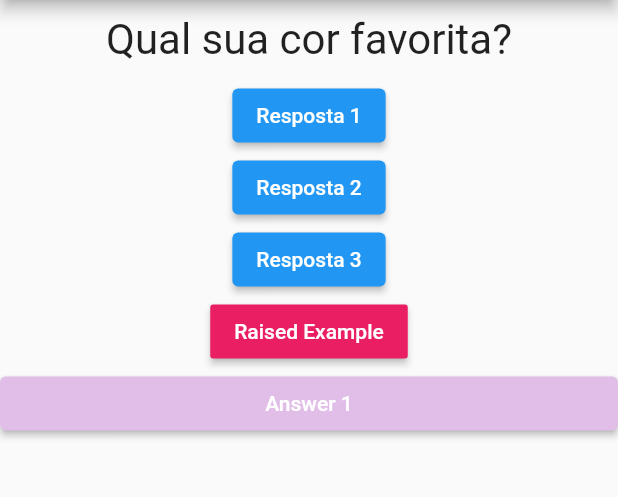
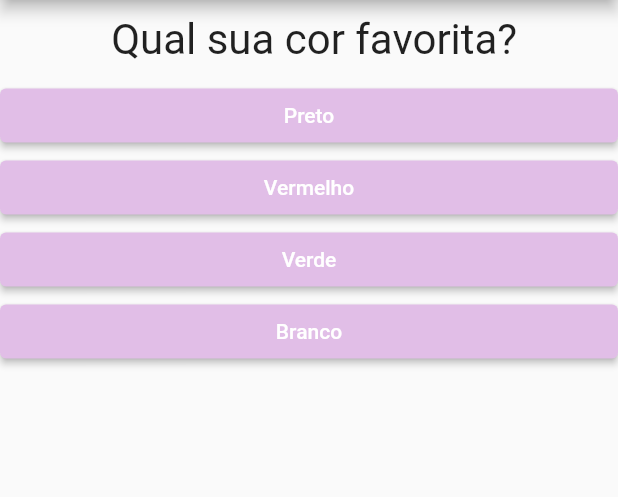
Before and after one commit to Gabones/QuizApp, a Flutter app: the screen it shows after launch, on a phone screen of 412 x 824 dp, the part 84-581 px from its top. Run offline on Flutter 3.47's test engine with Material 2 defaults, Android fonts, the phone set to English and light mode, and no system bars.

Commit message:
lesson 46

```diff
--- a/lib/answer.dart
+++ b/lib/answer.dart
@@ -2,8 +2,9 @@ import 'package:flutter/material.dart';
 
 class Answer extends StatelessWidget {
   final Function selectHandler;
+  final String answerText;
 
-  Answer(this.selectHandler);
+  Answer(this.selectHandler, this.answerText);
 
   @override
   Widget build(BuildContext context) {
@@ -13,7 +14,7 @@ class Answer extends StatelessWidget {
         style: ButtonStyle(
           backgroundColor: MaterialStateProperty.all(Colors.purple[100]),
         ),
-        child: Text('Answer 1'),
+        child: Text(answerText),
         onPressed: selectHandler,
       ),
     );
--- a/lib/main.dart
+++ b/lib/main.dart
@@ -25,9 +25,19 @@ class _MyAppState extends State<MyApp> {
 
   @override
   Widget build(BuildContext context) {
-    List<String> questions = [
-      'Qual sua cor favorita?',
-      'Qual seu animal preferido?'
+    List<Map> questions = [
+      {
+        'questionText':' Qual sua cor favorita?',
+        'answer': ['Preto', 'Vermelho', 'Verde', 'Branco']
+      },
+      {
+        'questionText':'Qual seu animal preferido?',
+        'answer': ['Coelho', 'Cobra', 'Elefante', 'Leão']
+      },
+      {
+        'questionText': 'Qual seu professor preferido?',
+        'answer': ['Eu','I', 'Me', 'Myself']
+      },
     ];
 
 
@@ -38,33 +48,36 @@ class _MyAppState extends State<MyApp> {
         ),
         body: Column(
           children: [
-            Question(questions[_questionIndex]),
-            ElevatedButton(
-              child: Text('Resposta 1'),
-              onPressed: _answerQuestion,
-            ),
-            ElevatedButton(
-              child: Text('Resposta 2'),
-              onPressed: () => print('Answer 2 chosen!'),
-            ),
-            ElevatedButton(
-              child: Text('Resposta 3'),
-              onPressed: () {
-                //...
-                print('Answer 3 chosen!');
-              },
-            ),
-            RaisedButton(
-                color: Colors.pink,
-                child: Text(
-                  'Raised Example',
-                  style: TextStyle(color: Colors.white),
-                ),
-                onPressed: () {
-                  print('This does not do anything');
-                }
-            ),
-            Answer(_answerQuestion),
+            Question(questions[_questionIndex]['questionText']),
+            ...(questions[_questionIndex]['answer'] as List<String>).map((question) {
+              return Answer(_answerQuestion ,question);
+            }).toList(),
+            // ElevatedButton(
+            //   child: Text('Resposta 1'),
+            //   onPressed: _answerQuestion,
+            // ),
+            // ElevatedButton(
+            //   child: Text('Resposta 2'),
+            //   onPressed: () => print('Answer 2 chosen!'),
+            // ),
+            // ElevatedButton(
+            //   child: Text('Resposta 3'),
+            //   onPressed: () {
+            //     //...
+            //     print('Answer 3 chosen!');
+            //   },
+            // ),
+            // RaisedButton(
+            //     color: Colors.pink,
+            //     child: Text(
+            //       'Raised Example',
+            //       style: TextStyle(color: Colors.white),
+            //     ),
+            //     onPressed: () {
+            //       print('This does not do anything');
+            //     }
+            // ),
+            // Answer(_answerQuestion),
           ],
         ),
       ),
```
